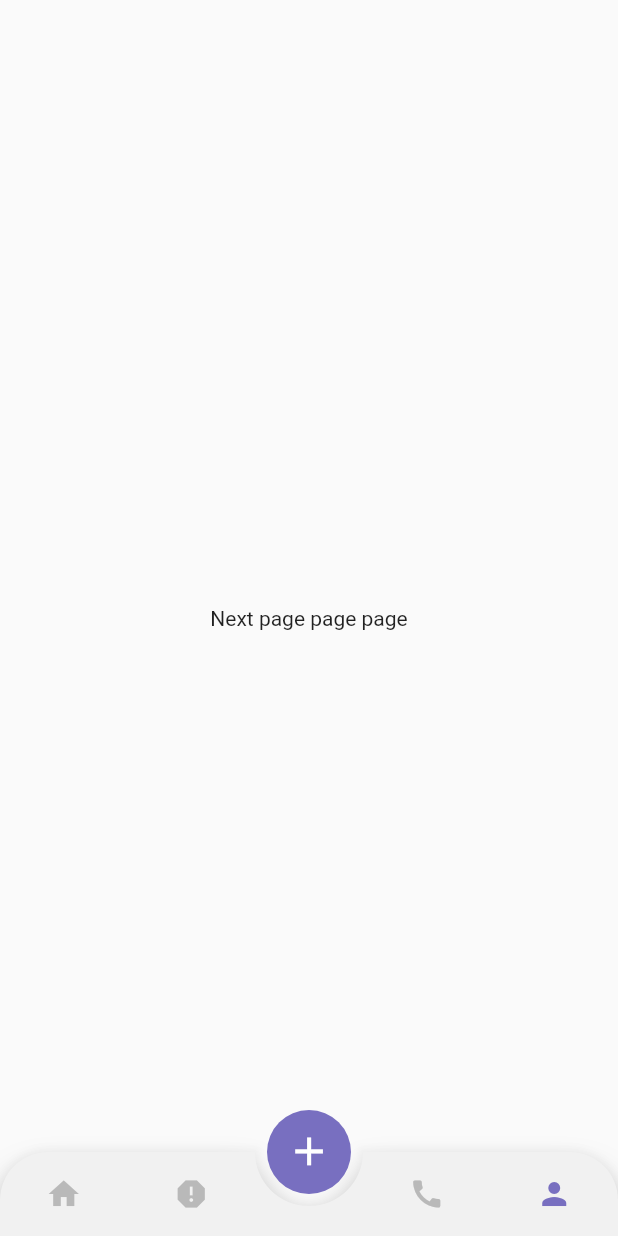
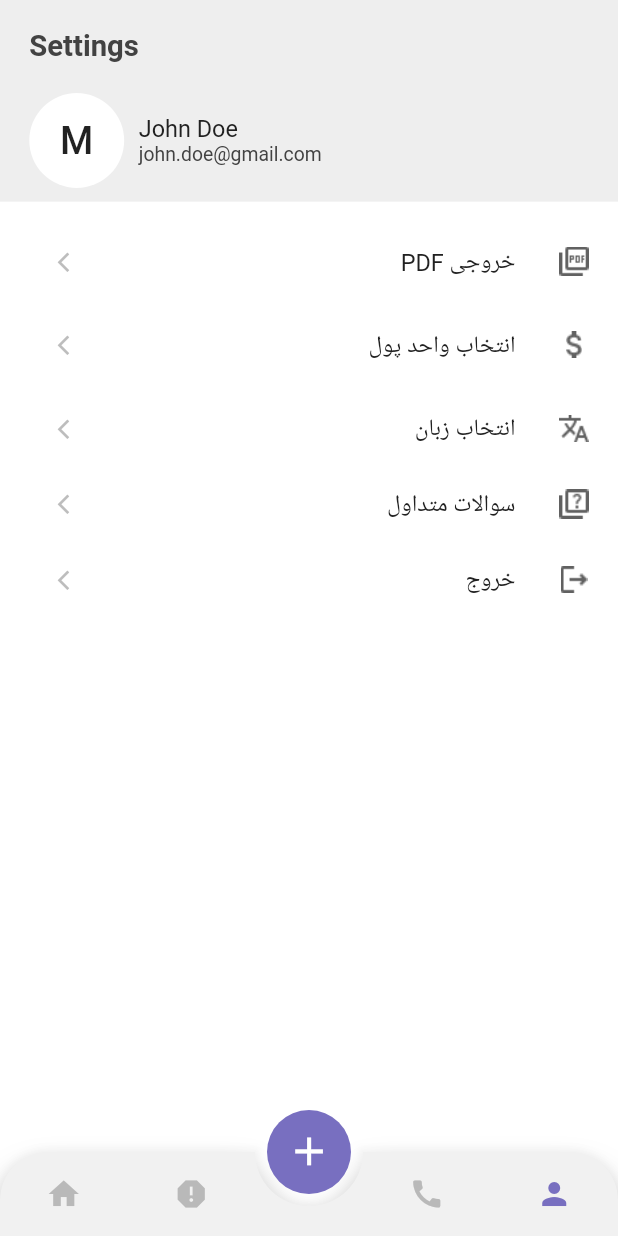
Before and after one commit to AliShakoori89/income_and_expenses, a Flutter app: the screen it shows after launch, item 4 of the bottom bar chosen, on a phone screen of 412 x 824 dp. Run offline on Flutter 3.47's test engine with Material 2 defaults, Android fonts, the phone set to English and light mode, and no system bars; drawn by our look-alikes of animated_bottom_navigation_bar; our stand-ins replace device_preview, flutter_svg, get, shamsi_date; missing offline and left inert: persian_datetimepickers.

Commit message:
edit setting profile page

```diff
--- a/lib/pages/home_page.dart
+++ b/lib/pages/home_page.dart
@@ -5,6 +5,7 @@ import 'package:flutter/rendering.dart';
 import 'package:flutter/services.dart';
 import 'package:get/get.dart';
 import 'package:income_and_expenses/pages/main_expenses_page.dart';
+import 'package:income_and_expenses/pages/profile_page.dart';
 import 'package:income_and_expenses/routes/route_helper.dart';
 import 'package:income_and_expenses/utils/app_colors.dart';
 import 'package:income_and_expenses/utils/dimensions.dart';
@@ -23,7 +24,7 @@ class _MyHomePageState extends State<MyHomePage> with TickerProviderStateMixin {
     MainExpensesPage(),
     Container(child: Center(child: Text('Next page'))),
     Container(child: Center(child: Text('Next page page'))),
-    Container(child: Center(child: Text('Next page page page'))),
+    ProfilePage(),
   ];
 
   late AnimationController _fabAnimationController;
--- /dev/null
+++ b/lib/pages/profile_page.dart
@@ -0,0 +1,23 @@
+import 'package:flutter/material.dart';
+import 'package:income_and_expenses/utils/profile_page_header.dart';
+import 'package:income_and_expenses/utils/setting_item_list.dart';
+
+class ProfilePage extends StatelessWidget {
+  const ProfilePage({Key? key}) : super(key: key);
+
+  @override
+  Widget build(BuildContext context) {
+    return Scaffold(
+      backgroundColor: Colors.white,
+      body: SafeArea(
+        child: Column(
+          crossAxisAlignment: CrossAxisAlignment.end,
+          children: [
+            ProfilePageHeader(),
+            SettingItemList()
+          ],
+        ),
+      ),
+    );
+  }
+}
--- a/lib/utils/app_colors.dart
+++ b/lib/utils/app_colors.dart
@@ -14,6 +14,12 @@ class AppColors{
   static const Color appBarTitleColor = Color.fromRGBO(66,66,66,1.00);
   //#007BEF
   static const Color buttonColor = Color.fromRGBO(0,123,239,1.00);
+  //#212121
+  static const Color appBarProfileName = Color.fromRGBO(33,33,33,1.00);
+  //#EEEEEE
+  static const Color profileAppBarColor = Color.fromRGBO(238,238,238,1.00);
+  //#BDBDBD
+  static const Color settingMenuItem = Color.fromRGBO(189,189,189,1.00);
 
   static const List colorList = [
     const Color.fromRGBO(200, 230, 201, 1),
--- a/lib/utils/dimensions.dart
+++ b/lib/utils/dimensions.dart
@@ -10,11 +10,14 @@ class Dimensions{
   static double pageViewContainer = screenHeight/3.84;
   static double pageViewTextContainer = screenHeight/1.1;
   static double pageView = screenHeight/2.64;
+  static double profileHeaderHeight = screenHeight/6.13;
+  static double profileCircle = screenHeight/13.03;
 
   //dynamic height padding and margin
   static double height10 = screenHeight/84.4;
   static double height15 = screenHeight/56.27;
   static double height20 = screenHeight/42.2;
+  static double height25 = screenHeight/35;
   static double height30 = screenHeight/28.13;
   static double height45 = screenHeight/18.76;
   //dynamic width padding and margin
@@ -31,6 +34,8 @@ class Dimensions{
   static double font16 = screenHeight/52.75;
   static double font20 = screenHeight/42.2;
   static double font26 = screenHeight/32.46;
+  static double font30 = screenHeight/26.06;
+  static double font35 = screenHeight/21.13;
 
   //radius
   static double radius1 = screenHeight/95.55;
--- /dev/null
+++ b/lib/utils/profile_page_header.dart
@@ -0,0 +1,71 @@
+import 'package:flutter/material.dart';
+import 'package:income_and_expenses/utils/app_colors.dart';
+import 'package:income_and_expenses/utils/dimensions.dart';
+
+class ProfilePageHeader extends StatelessWidget {
+  const ProfilePageHeader({Key? key}) : super(key: key);
+
+  @override
+  Widget build(BuildContext context) {
+    return Container(
+      color: AppColors.profileAppBarColor,
+      width: Dimensions.screenWidth,
+      height: Dimensions.profileHeaderHeight,
+      child: Container(
+        margin: EdgeInsets.only(
+          left: Dimensions.width20,
+          top: Dimensions.height20,
+        ),
+        child: Column(
+          crossAxisAlignment: CrossAxisAlignment.start,
+          children: [
+            Text("Settings",
+              style: TextStyle(
+                  fontSize: Dimensions.font20,
+                  fontWeight: FontWeight.w700,
+                  color: AppColors.appBarTitleColor
+
+              ),),
+            SizedBox(height: Dimensions.height20,),
+            Row(
+              children: [
+                Container(
+                  width: Dimensions.profileCircle,
+                  height: Dimensions.profileCircle,
+                  decoration: BoxDecoration(
+                    shape: BoxShape.circle,
+                    color: Colors.white,
+                  ),
+                  child: Center(
+                    child: Text("M",
+                        style: TextStyle(
+                            fontWeight: FontWeight.w500,
+                            fontSize: Dimensions.font26
+                        )),
+                  ),
+                ),
+                SizedBox(width: Dimensions.width10,),
+                Column(
+                  crossAxisAlignment: CrossAxisAlignment.start,
+                  children: [
+                    Text("John Doe",
+                      style: TextStyle(
+                          fontSize: Dimensions.font16,
+                          color: AppColors.appBarProfileName
+                      ),),
+                    Text("john.doe@gmail.com",
+                      style: TextStyle(
+                          fontSize: Dimensions.font12,
+                          color: AppColors.appBarTitleColor,
+                          fontWeight: FontWeight.w400
+                      ),),
+                  ],
+                )
+              ],
+            )
+          ],
+        ),
+      ),
+    );
+  }
+}
--- /dev/null
+++ b/lib/utils/setting_item_list.dart
@@ -0,0 +1,42 @@
+import 'package:flutter/material.dart';
+import 'package:income_and_expenses/utils/dimensions.dart';
+
+import 'setting_items.dart';
+
+class SettingItemList extends StatelessWidget {
+  const SettingItemList({Key? key}) : super(key: key);
+
+  @override
+  Widget build(BuildContext context) {
+    return Container(
+      margin: EdgeInsets.only(
+          top: Dimensions.height30,
+          right: Dimensions.width20,
+          left: Dimensions.width20
+      ),
+      child: Column(
+        children: [
+          SettingItems(
+            imagePath: "assets/profile_icons/export_to_pdf.png",
+            itemName: "خروجی PDF",),
+          SizedBox(height: Dimensions.height30,),
+          SettingItems(
+            imagePath: "assets/profile_icons/choose_currency.png",
+            itemName: "انتخاب واحد پول",),
+          SizedBox(height: Dimensions.height30,),
+          SettingItems(
+            imagePath: "assets/profile_icons/choose_language.png",
+            itemName: "انتخاب زبان",),
+          SizedBox(height: Dimensions.height30,),
+          SettingItems(
+            imagePath: "assets/profile_icons/frequently_asked_questions.png",
+            itemName: "سوالات متداول",),
+          SizedBox(height: Dimensions.height30,),
+          SettingItems(
+            imagePath: "assets/profile_icons/logout.png",
+            itemName: "خروج",),
+        ],
+      ),
+    );
+  }
+}
--- /dev/null
+++ b/lib/utils/setting_items.dart
@@ -0,0 +1,50 @@
+import 'package:flutter/material.dart';
+import 'package:income_and_expenses/utils/app_colors.dart';
+import 'package:income_and_expenses/utils/dimensions.dart';
+
+class SettingItems extends StatelessWidget {
+
+  final String imagePath;
+  final String itemName;
+  const SettingItems({Key? key,
+    required this.imagePath,
+  required this.itemName}) : super(key: key);
+
+  @override
+  Widget build(BuildContext context) {
+    return Row(
+      mainAxisAlignment: MainAxisAlignment.end,
+      children: [
+
+        Container(
+          width: Dimensions.screenWidth/1.35,
+          margin: EdgeInsets.only(
+            right: Dimensions.width20,
+            left: Dimensions.width10,
+          ),
+          child: Row(
+            mainAxisAlignment: MainAxisAlignment.spaceBetween,
+            children: [
+              Icon(Icons.arrow_back_ios,
+                  color: AppColors.settingMenuItem,
+                  size: Dimensions.iconSize16),
+              Text(itemName,
+                textDirection: TextDirection.rtl,
+                style: TextStyle(
+                    fontWeight: FontWeight.w400,
+                    fontSize: Dimensions.font16,
+                    color: AppColors.appBarProfileName,
+                ),),
+
+            ],
+          ),
+        ),
+        SizedBox(width: Dimensions.width10,),
+        Container(
+            width: Dimensions.width20,
+            child: Image.asset(imagePath)),
+
+      ],
+    );
+  }
+}
--- a/pubspec.yaml
+++ b/pubspec.yaml
@@ -71,6 +71,7 @@ flutter:
   assets:
    - assets/images/
    - assets/logos/
+   - assets/profile_icons/
   #   - images/a_dot_ham.jpeg
 
   # An image asset can refer to one or more resolution-specific "variants", see
```
Also changed, not shown: assets/profile_icons/choose_currency.png (added), assets/profile_icons/choose_language.png (added), assets/profile_icons/export_to_pdf.png (added), assets/profile_icons/frequently_asked_questions.png (added), assets/profile_icons/logout.png (added).
